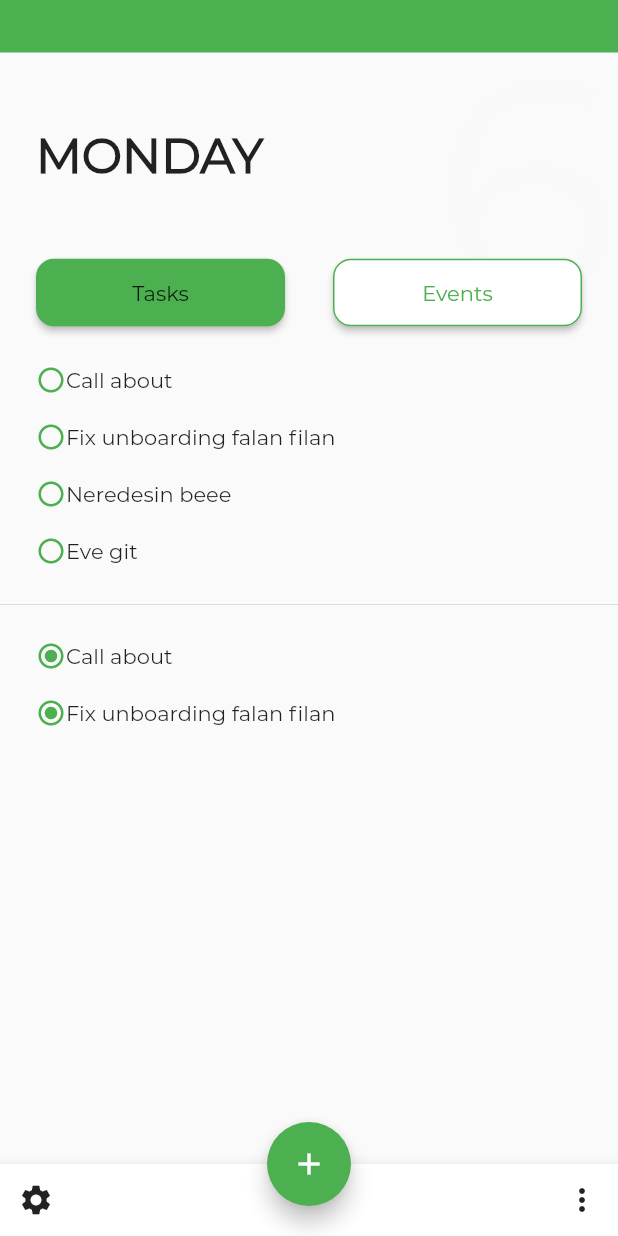
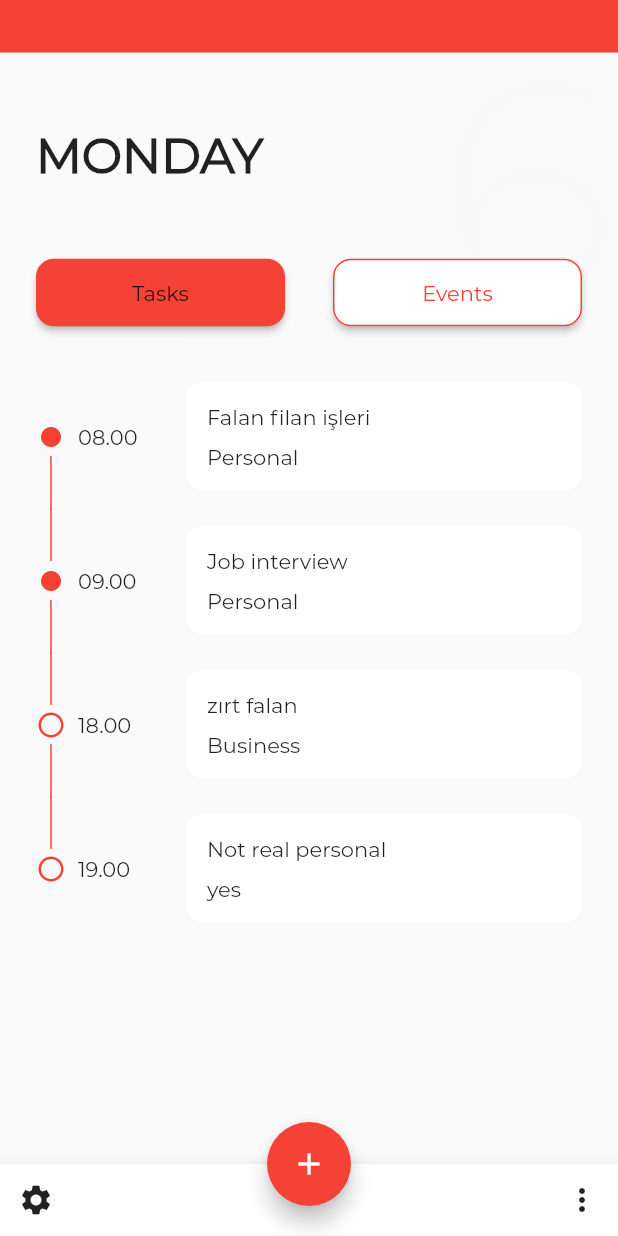
Before and after one commit to fatihmrcn97/flutterToDoList, a Flutter app: the screen it shows after launch, on a phone screen of 412 x 824 dp. Run offline on Flutter 3.47's test engine with Material 2 defaults, Android fonts, the phone set to English and light mode, and no system bars.

Commit message:
Second part done

```diff
--- a/lib/main.dart
+++ b/lib/main.dart
@@ -1,4 +1,6 @@
 import 'package:flutter/material.dart';
+import 'package:to_do_list/pages/event_page.dart';
+import 'package:to_do_list/pages/task_page.dart';
 
 void main() => runApp(MyApp());
 
@@ -7,9 +9,10 @@ class MyApp extends StatelessWidget {
   @override
   Widget build(BuildContext context) {
     return MaterialApp(
+      debugShowCheckedModeBanner: false,
       title: 'Flutter Demo',
       theme: ThemeData(
-        primarySwatch: Colors.green,
+        primarySwatch: Colors.red,
         fontFamily: "Montserrat"
       ),
       home: MyHomePage(title: 'Flutter Demo Home Page'),
@@ -91,57 +94,14 @@ class _MyHomePageState extends State<MyHomePage> {
           padding: const EdgeInsets.all(24.0),
           child: _button(context),
         ),
-        _taskuncom("Call about"),
-        _taskuncom("Fix unboarding falan filan"),
-        _taskuncom("Neredesin beee"),
-        _taskuncom("Eve git"),
-        Divider(),
-        SizedBox(
-          height: 16,
-        ),
-        _taskComplete("Call about"),
-        _taskComplete("Fix unboarding falan filan"),
+      Expanded(child: Event_Page(),)
       ],
     );
   }
 
-  Widget _taskuncom(String task) {
-    return Padding(
-      padding: const EdgeInsets.only(left: 24.0, bottom: 18.0),
-      child: Row(
-        children: <Widget>[
-          Icon(
-            Icons.radio_button_unchecked,
-            color: Theme.of(context).accentColor,
-            size: 20,
-          ),
-          SizedBox(
-            height: 10,
-          ),
-          Text(task),
-        ],
-      ),
-    );
-  }
 
-  Widget _taskComplete(String task) {
-    return Padding(
-      padding: const EdgeInsets.only(left: 24.0, bottom: 18.0),
-      child: Row(
-        children: <Widget>[
-          Icon(
-            Icons.radio_button_checked,
-            color: Theme.of(context).accentColor,
-            size: 20,
-          ),
-          SizedBox(
-            height: 10,
-          ),
-          Text(task),
-        ],
-      ),
-    );
-  }
+
+
 
   Widget _button(BuildContext context) {
     return Row(
--- /dev/null
+++ b/lib/pages/event_page.dart
@@ -0,0 +1,174 @@
+import 'package:flutter/material.dart';
+
+class Event_Page extends StatefulWidget {
+  @override
+  _Event_PageState createState() => _Event_PageState();
+}
+class Event {
+  final String time;
+  final String task;
+  final String desc;
+  final bool isFinish;
+
+  const Event(this.time,this.task,this.desc,this.isFinish);
+
+}
+final List<Event> _eventList= [
+
+  new Event("08.00", "Falan filan işleri","Personal", true),
+
+  new Event("09.00", "Job interview","Personal", true),
+
+  new Event("18.00", "zırt falan ","Business", false),
+
+  new Event("19.00", "Not real personal","yes", false),
+
+
+];
+
+class IconDecoration extends Decoration{
+  final double iconSize;
+  final double lineWidth;
+  final bool firstData;
+  final bool lastData;
+
+  IconDecoration({
+    @required double iconSize,
+    @required double lineWidth,
+    @required bool firstData,
+    @required bool lastData,
+  }) : this.iconSize = iconSize,
+  this.lineWidth = lineWidth,
+  this.firstData = firstData,
+  this.lastData = lastData;
+
+  @override
+  BoxPainter createBoxPainter([onChanged]) {
+    // TODO: implement createBoxPainter
+    return IconLine(
+      iconSize: iconSize,
+      lineWidth: lineWidth,
+      firstData: firstData,
+      lastData: lastData
+    );
+  }
+
+}
+class IconLine extends BoxPainter{
+  final Paint paintLine;
+
+  final double iconSize;
+  final bool firstData;
+  final bool lastData;
+
+  IconLine({
+    @required double iconSize,
+    @required double lineWidth,
+    @required bool firstData,
+    @required bool lastData,
+  }) : this.iconSize = iconSize,
+   this.firstData = firstData,
+  this.lastData = lastData,
+  paintLine = Paint()
+  ..color = Colors.red
+  ..strokeCap= StrokeCap.round
+  ..strokeWidth= lineWidth
+  ..style =PaintingStyle.stroke;
+
+
+  @override
+  void paint(Canvas canvas, Offset offset, ImageConfiguration configuration) {
+    // TODO: implement paint
+    final leftOffset = Offset((iconSize / 2)+24,offset.dy);
+    final double iconSpace = iconSize/1.5;
+    final Offset top = configuration.size.topLeft(Offset(leftOffset.dx,0.0));
+    final Offset centerTop = configuration.size.centerLeft(Offset(leftOffset.dx,leftOffset.dy-iconSpace));
+
+    final Offset centerBottom=configuration.size.centerLeft(Offset(leftOffset.dx,leftOffset.dy+iconSpace));
+     final Offset end = configuration.size.bottomLeft(Offset(leftOffset.dx,leftOffset.dy  *2));
+
+      if(!firstData)canvas.drawLine(top, centerTop, paintLine);
+      if(!lastData)canvas.drawLine(centerBottom, end, paintLine);
+
+  }
+
+}
+
+
+class _Event_PageState extends State<Event_Page> {
+  double iconSize = 20;
+  @override
+  Widget build(BuildContext context) {
+    return ListView.builder(
+      itemCount: _eventList.length,
+      padding: const EdgeInsets.all(0),
+      itemBuilder: (context, index) {
+        return Padding(
+          padding: const EdgeInsets.only(left:24.0,right: 24.0),
+          child: Row(
+            children: <Widget>[
+              Container(
+              decoration: IconDecoration(
+                iconSize: iconSize,
+                lineWidth: 1,
+                firstData: index ==0 ?? true,
+                lastData: index ==_eventList.length -1 ?? true,
+              ),
+              child :Container(
+                decoration: BoxDecoration(
+                  borderRadius: BorderRadius.all(Radius.circular(50)),
+                  boxShadow: [
+                    BoxShadow(
+                        offset: Offset(0, 3),
+                        color: Color(0x2000000),
+                        blurRadius: 5)
+                  ],
+                ),
+                child: Icon(
+                  _eventList[index].isFinish ? Icons.fiber_manual_record: Icons.radio_button_unchecked  ,
+                  size: iconSize,
+                  color: Theme.of(context).accentColor,
+                ),
+              )),
+              Container(
+                  width: 80,
+                  child: Padding(
+                    padding: const EdgeInsets.only(left: 8.0),
+                    child: Text(_eventList[index].time),
+                  )),
+              Expanded(
+                child: Padding(
+                  padding: const EdgeInsets.only(top: 12.0, bottom: 12.0),
+                  child: Container(
+                    padding: const EdgeInsets.all(14.0),
+                    decoration: BoxDecoration(
+                        color: Colors.white,
+                        borderRadius: BorderRadius.all(
+                          Radius.circular(12),
+                        ),
+                        boxShadow: [
+                          BoxShadow(
+                              color: Color(0x2000000),
+                              blurRadius: 5,
+                              offset: Offset(0, 3)),
+                        ]),
+                    child: Column(
+                      crossAxisAlignment: CrossAxisAlignment.start,
+                      children: <Widget>[
+                        Text(_eventList[index].task),
+                        SizedBox(
+                          height: 10,
+                        ),
+                        Text(_eventList[index].desc)
+                      ],
+                    ),
+                  ),
+                ),
+              ),
+            ],
+          ),
+        );
+      },
+    );
+  }
+}
```
Also changed, not shown: lib/pages/task_page.dart (added, +80 -0 lines), 11 other files.
